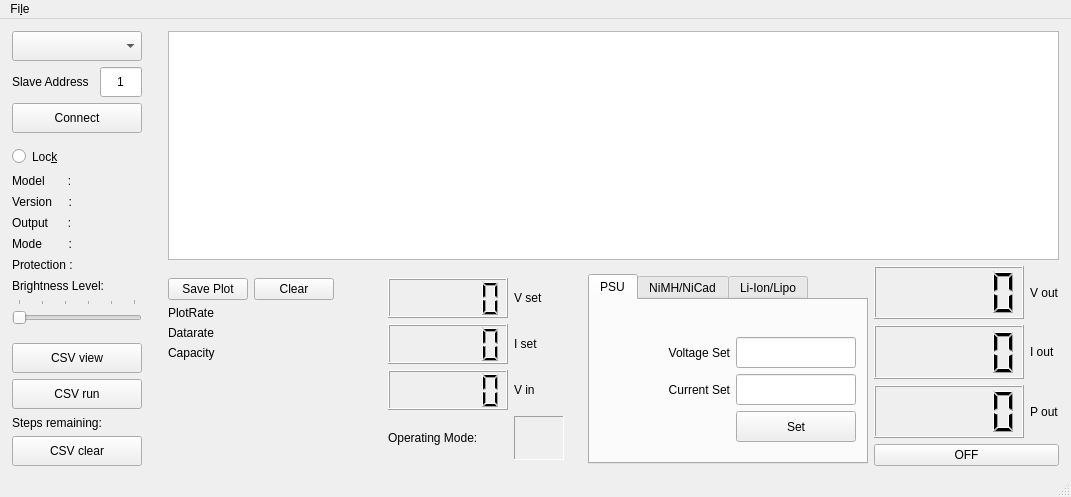
Old version of the form source_files/dps_GUI.ui in the repository lambcutlet/DPS5005_pyGUI.
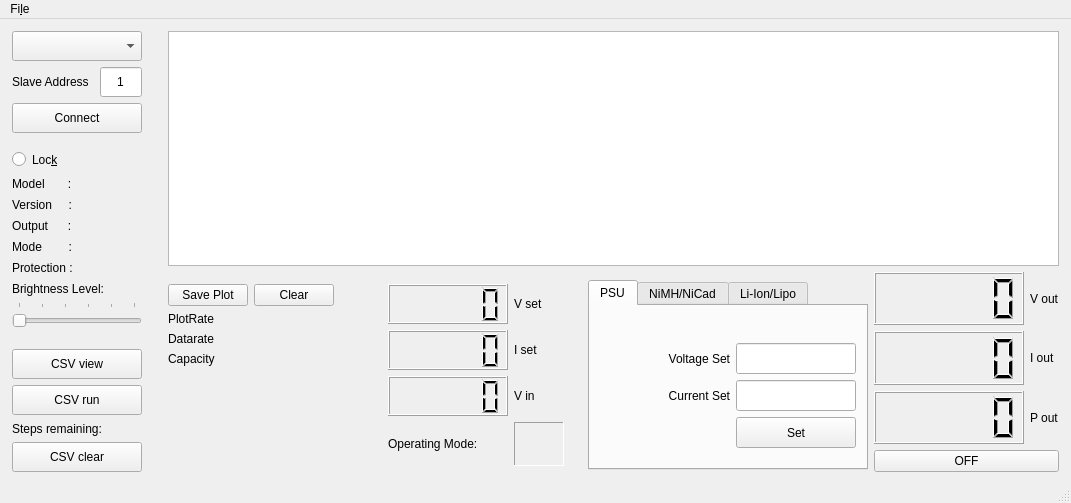
New version of the form. Custom widgets are drawn as their Qt base class.

```diff
--- a/source_files/dps_GUI.ui
+++ b/source_files/dps_GUI.ui
@@ -7,7 +7,7 @@
     <x>0</x>
     <y>0</y>
     <width>1071</width>
-    <height>497</height>
+    <height>503</height>
    </rect>
   </property>
   <property name="windowTitle">
@@ -438,6 +438,9 @@
         <property name="text">
          <string>CSV run</string>
         </property>
+        <property name="checkable">
+         <bool>true</bool>
+        </property>
        </widget>
       </item>
       <item>
```
